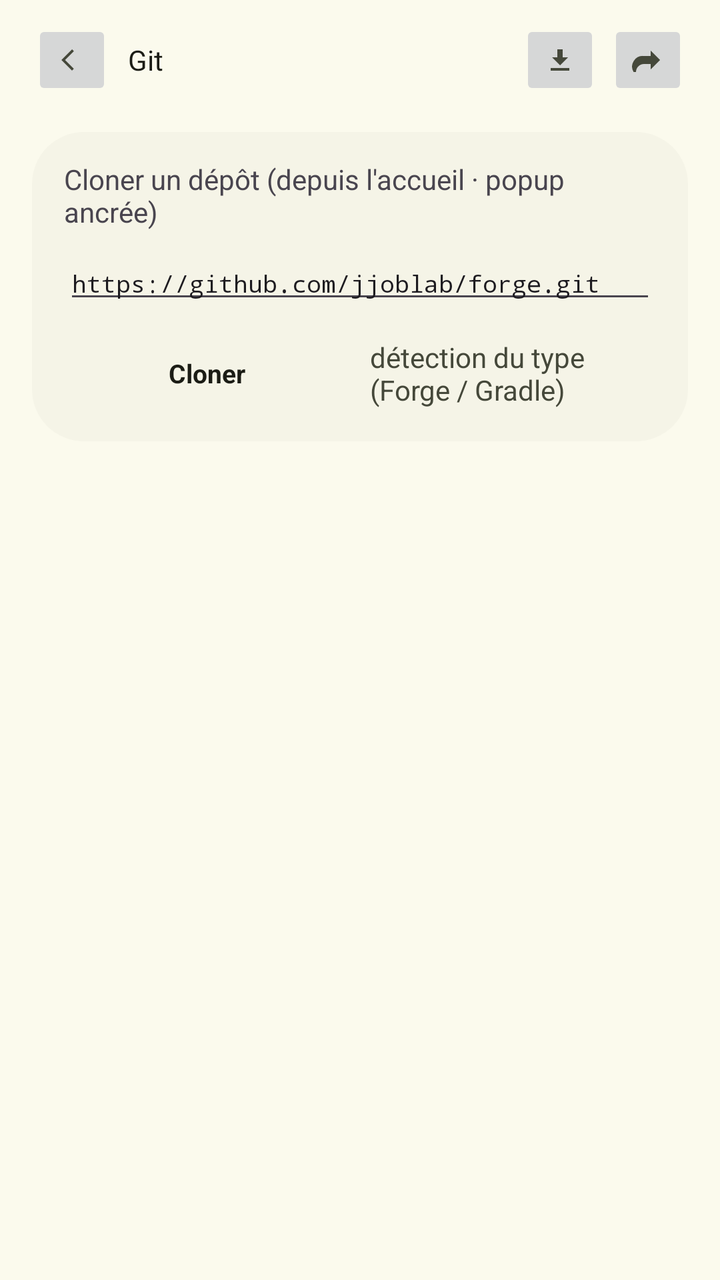
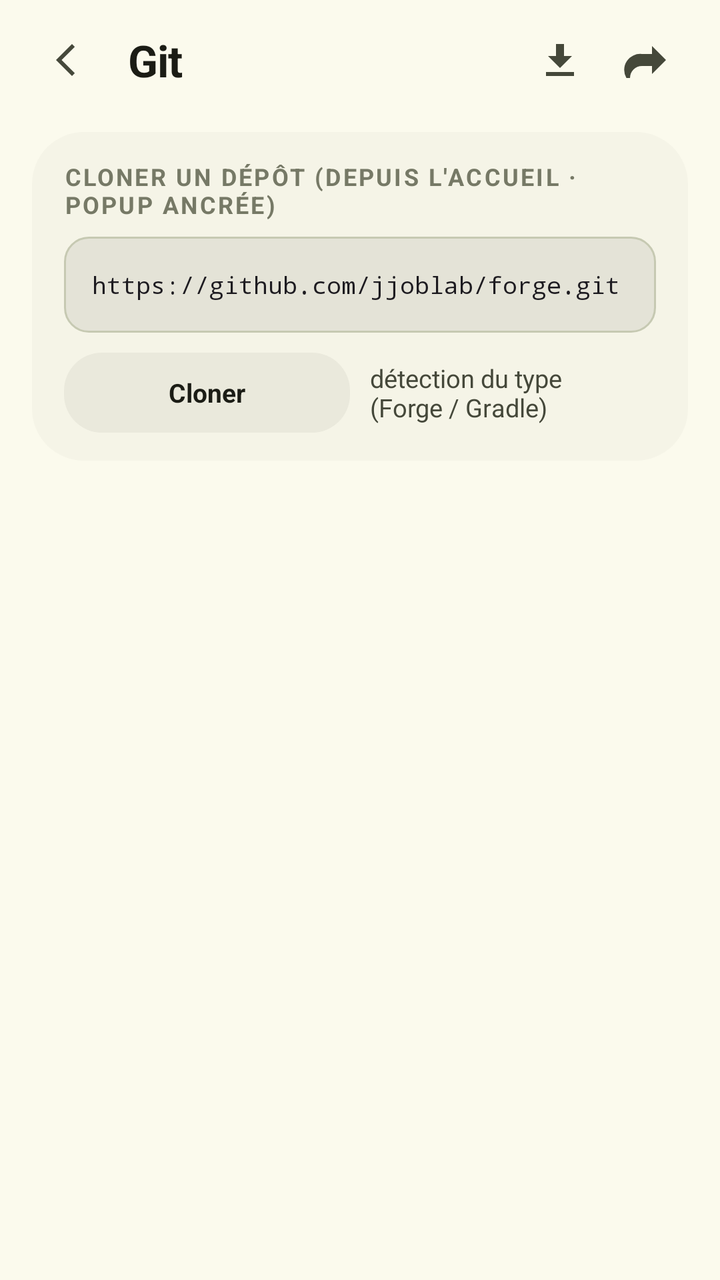

Screens rendered from an Android XML layout before and after an edit, with the pre-edit source and the edit as a unified diff.
<!-- AndroidManifest.xml: application theme Theme.JoIDE -->
<!-- res/layout/git_fragment.xml -->
<?xml version="1.0" encoding="utf-8"?>
<LinearLayout xmlns:android="http://schemas.android.com/apk/res/android"
    android:layout_width="match_parent"
    android:layout_height="match_parent"
    android:orientation="vertical"
    android:background="@color/fond">

    
    <LinearLayout
        android:layout_width="match_parent"
        android:layout_height="wrap_content"
        android:orientation="horizontal"
        android:gravity="center_vertical"
        android:background="@color/fond"
        android:paddingStart="16dp"
        android:paddingEnd="16dp"
        android:paddingTop="10dp"
        android:paddingBottom="10dp">

        <ImageButton
            android:id="@+id/git_back_button"
            style="IconBtn"
            android:layout_width="@dimen/iconbtn_cote"
            android:layout_height="@dimen/iconbtn_cote"
            android:layout_marginEnd="4dp"
            android:contentDescription="@string/commun_retour"
            android:scaleType="centerInside"
            android:src="@drawable/ic_back" />

        <TextView
            android:id="@+id/git_title_text"
            android:layout_width="0dp"
            android:layout_height="wrap_content"
            android:layout_weight="1"
            android:layout_marginStart="4dp"
            android:maxLines="1"
            android:ellipsize="end"
            android:text="@string/git_title"
            android:textColor="@color/sur"
            style="Txt.Xl" />

        <ImageButton
            android:id="@+id/git_pull_button"
            style="IconBtn"
            android:layout_width="@dimen/iconbtn_cote"
            android:layout_height="@dimen/iconbtn_cote"
            android:contentDescription="@string/git_pull"
            android:scaleType="centerInside"
            android:src="@drawable/ic_down" />

        <ImageButton
            android:id="@+id/git_push_button"
            style="IconBtn"
            android:layout_width="@dimen/iconbtn_cote"
            android:layout_height="@dimen/iconbtn_cote"
            android:layout_marginStart="4dp"
            android:contentDescription="@string/git_push"
            android:scaleType="centerInside"
            android:src="@drawable/ic_share" />
    </LinearLayout>

    <ScrollView
        android:layout_width="match_parent"
        android:layout_height="0dp"
        android:layout_weight="1"
        android:scrollbars="none">

        <LinearLayout
            android:layout_width="match_parent"
            android:layout_height="wrap_content"
            android:orientation="vertical"
            android:paddingStart="16dp"
            android:paddingEnd="16dp"
            android:paddingBottom="20dp">

            
            <LinearLayout
                android:id="@+id/git_missing_panel"
                android:layout_width="match_parent"
                android:layout_height="wrap_content"
                android:orientation="vertical"
                android:gravity="center"
                android:padding="36dp"
                android:visibility="gone">

                <TextView
                    android:layout_width="wrap_content"
                    android:layout_height="wrap_content"
                    android:text="@string/git_absent_titre"
                    android:textColor="@color/sur"
                    style="Txt.Sm" />

                <TextView
                    android:layout_width="wrap_content"
                    android:layout_height="wrap_content"
                    android:layout_marginTop="8dp"
                    android:gravity="center"
                    android:text="@string/git_absent_corps"
                    android:textColor="@color/sur_var"
                    style="Txt.BodyS" />
            </LinearLayout>

            
            <LinearLayout
                android:id="@+id/git_status_card"
                style="Carte"
                android:layout_width="match_parent"
                android:layout_height="wrap_content"
                android:layout_marginTop="6dp"
                android:orientation="vertical"
                android:padding="16dp"
                android:visibility="gone">

                <LinearLayout
                    android:layout_width="match_parent"
                    android:layout_height="wrap_content"
                    android:orientation="horizontal"
                    android:gravity="center_vertical">

                    <FrameLayout
                        android:layout_width="@dimen/pastille_cote"
                        android:layout_height="@dimen/pastille_cote"
                        android:background="@drawable/fond_pastille_sc2">

                        <ImageView
                            android:layout_width="18dp"
                            android:layout_height="18dp"
                            android:layout_gravity="center"
                            android:scaleType="centerInside"
                            android:src="@drawable/ic_code"
                            android:tint="@color/sur_sc2" />
                    </FrameLayout>

                    <LinearLayout
                        android:layout_width="0dp"
                        android:layout_height="wrap_content"
                        android:orientation="vertical"
                        android:layout_weight="1"
                        android:layout_marginStart="10dp">

                        <TextView
                            android:id="@+id/git_branch_text"
                            android:layout_width="wrap_content"
                            android:layout_height="wrap_content"
                            android:maxLines="1"
                            android:ellipsize="end"
                            android:text="@string/git_branch"
                            android:textColor="@color/sur"
                            style="Txt.Sm" />

                        <TextView
                            android:id="@+id/git_remote_text"
                            android:layout_width="wrap_content"
                            android:layout_height="wrap_content"
                            android:layout_marginTop="1dp"
                            android:maxLines="2"
                            android:ellipsize="end"
                            android:text="@string/git_remote"
                            android:textColor="@color/sur_var"
                            style="Txt.BodyS" />
                    </LinearLayout>

                    <TextView
                        android:id="@+id/git_ahead_behind_text"
                        style="Pill"
                        android:layout_width="wrap_content"
                        android:layout_height="@dimen/pill_hauteur"
                        android:background="@drawable/fond_pill_ok"
                        android:text="@string/git_ahead_behind"
                        android:textColor="@color/ok"
                        android:textSize="@dimen/txt_pill"
                        android:textStyle="bold" />
                </LinearLayout>

                
                <LinearLayout
                    android:layout_width="wrap_content"
                    android:layout_height="wrap_content"
                    android:orientation="horizontal"
                    android:layout_marginTop="12dp">

                    <TextView
                        android:id="@+id/git_count_modified"
                        style="Pill"
                        android:layout_width="wrap_content"
                        android:layout_height="@dimen/pill_hauteur"
                        android:background="@drawable/fond_pill_warn"
                        android:text="@string/git_modifies"
                        android:textColor="@color/alerte"
                        android:textSize="@dimen/txt_pill"
                        android:textStyle="bold" />

                    <TextView
                        android:id="@+id/git_count_added"
                        style="Pill"
                        android:layout_width="wrap_content"
                        android:layout_height="@dimen/pill_hauteur"
                        android:layout_marginStart="8dp"
                        android:background="@drawable/fond_pill_ok"
                        android:text="@string/git_nouveaux"
                        android:textColor="@color/ok"
                        android:textSize="@dimen/txt_pill"
                        android:textStyle="bold" />

                    <TextView
                        android:id="@+id/git_count_removed"
                        style="Pill"
                        android:layout_width="wrap_content"
                        android:layout_height="@dimen/pill_hauteur"
                        android:layout_marginStart="8dp"
                        android:background="@drawable/fond_pill_err"
                        android:text="@string/git_supprimes"
                        android:textColor="@color/erreur"
                        android:textSize="@dimen/txt_pill"
                        android:textStyle="bold" />
                </LinearLayout>
            </LinearLayout>

            
            <TextView
                android:id="@+id/git_changes_header"
                android:layout_width="wrap_content"
                android:layout_height="wrap_content"
                android:layout_marginTop="18dp"
                android:layout_marginBottom="8dp"
                android:text="@string/git_section_modifications"
                style="Txt.Eyebrow"
                android:visibility="gone" />

            
            <LinearLayout
                android:id="@+id/git_changes_card"
                style="Carte"
                android:layout_width="match_parent"
                android:layout_height="wrap_content"
                android:orientation="vertical"
                android:visibility="gone">

                <LinearLayout
                    android:id="@+id/git_files_list"
                    android:layout_width="match_parent"
                    android:layout_height="wrap_content"
                    android:orientation="vertical" />

                
                <LinearLayout
                    android:id="@+id/git_diff_block"
                    android:layout_width="match_parent"
                    android:layout_height="wrap_content"
                    android:orientation="vertical"
                    android:paddingStart="16dp"
                    android:paddingEnd="16dp"
                    android:paddingBottom="14dp" />
            </LinearLayout>

            <TextView
                android:id="@+id/git_clean_text"
                android:layout_width="wrap_content"
                android:layout_height="wrap_content"
                android:layout_marginTop="18dp"
                android:text="@string/git_rien_propre"
                android:textColor="@color/sur_var"
                style="Txt.BodyS"
                android:visibility="gone" />

            
            <TextView
                android:id="@+id/git_log_header"
                android:layout_width="wrap_content"
                android:layout_height="wrap_content"
                android:layout_marginTop="18dp"
                android:layout_marginBottom="8dp"
                android:text="@string/git_section_historique"
                style="Txt.Eyebrow"
                android:visibility="gone" />

            
            <LinearLayout
                android:id="@+id/git_log_card"
                style="Carte"
                android:layout_width="match_parent"
                android:layout_height="wrap_content"
                android:orientation="vertical"
                android:visibility="gone">

                <LinearLayout
                    android:id="@+id/git_log_list"
                    android:layout_width="match_parent"
                    android:layout_height="wrap_content"
                    android:orientation="vertical" />
            </LinearLayout>

            
            <LinearLayout
                android:id="@+id/git_commit_card"
                style="Carte"
                android:layout_width="match_parent"
                android:layout_height="wrap_content"
                android:layout_marginTop="14dp"
                android:orientation="vertical"
                android:padding="16dp"
                android:visibility="gone">

                <TextView
                    android:layout_width="wrap_content"
                    android:layout_height="wrap_content"
                    android:text="@string/git_commit_message_hint"
                    android:textColor="@color/sur"
                    style="Txt.Label" />

                <EditText
                    android:id="@+id/git_commit_message"
                    style="Champ"
                    android:layout_width="match_parent"
                    android:layout_height="wrap_content"
                    android:layout_marginTop="8dp"
                    android:inputType="textCapSentences|textMultiLine"
                    android:importantForAutofill="no"
                    android:hint="@string/git_commit_message_hint"
                    android:text="@string/git_commit_message_demo" />

                <LinearLayout
                    android:layout_width="match_parent"
                    android:layout_height="wrap_content"
                    android:orientation="horizontal"
                    android:layout_marginTop="14dp">

                    <TextView
                        android:id="@+id/git_stage_button"
                        style="Chip"
                        android:layout_width="0dp"
                        android:layout_height="44dp"
                        android:layout_weight="1"
                        android:gravity="center"
                        android:text="@string/git_stage_button"
                        android:textColor="@color/sur"
                        android:textSize="@dimen/chip_txt"
                        android:textStyle="bold" />

                    <TextView
                        android:id="@+id/git_commit_button"
                        style="Chip"
                        android:layout_width="0dp"
                        android:layout_height="44dp"
                        android:layout_weight="1"
                        android:layout_marginStart="10dp"
                        android:gravity="center"
                        android:background="@drawable/fond_chip_on"
                        android:text="@string/git_commit_button"
                        android:textColor="@color/sur_sc2"
                        android:textSize="@dimen/chip_txt"
                        android:textStyle="bold" />
                </LinearLayout>
            </LinearLayout>

            
            <LinearLayout
                android:id="@+id/git_clone_card"
                android:layout_width="match_parent"
                android:layout_height="wrap_content"
                android:layout_marginTop="6dp"
                android:orientation="vertical"
                android:background="@drawable/fond_carte_bas"
                android:paddingStart="16dp"
                android:paddingEnd="16dp"
                android:paddingTop="14dp"
                android:paddingBottom="14dp">

                <TextView
                    android:layout_width="wrap_content"
                    android:layout_height="wrap_content"
                    android:layout_marginBottom="8dp"
                    android:text="@string/git_clonage_section_titre"
                    style="Txt.Eyebrow" />

                <EditText
                    android:id="@+id/git_clone_url"
                    style="Champ"
                    android:layout_width="match_parent"
                    android:layout_height="wrap_content"
                    android:fontFamily="monospace"
                    android:textSize="12sp"
                    android:inputType="textUri"
                    android:importantForAutofill="no"
                    android:hint="@string/git_clonage_url_hint"
                    android:text="@string/git_clonage_url_hint" />

                <LinearLayout
                    android:layout_width="match_parent"
                    android:layout_height="wrap_content"
                    android:orientation="horizontal"
                    android:gravity="center_vertical"
                    android:layout_marginTop="10dp">

                    <TextView
                        android:id="@+id/git_clone_button"
                        style="Chip"
                        android:layout_width="0dp"
                        android:layout_height="40dp"
                        android:layout_weight="1"
                        android:gravity="center"
                        android:text="@string/git_clonage_button"
                        android:textColor="@color/sur"
                        android:textSize="@dimen/chip_txt"
                        android:textStyle="bold" />

                    <TextView
                        android:layout_width="0dp"
                        android:layout_height="wrap_content"
                        android:layout_weight="1"
                        android:layout_marginStart="10dp"
                        android:text="@string/git_clonage_detection"
                        android:textColor="@color/sur_var"
                        style="Txt.BodyS" />
                </LinearLayout>
            </LinearLayout>
        </LinearLayout>
    </ScrollView>
</LinearLayout>
<!-- resources referenced by this layout -->
<resources>
  <!-- unchanged entries left out for length: 67 -->
</resources>

<!-- the commit's change to res/layout/git_fragment.xml (unified diff, before → after) -->
@@ -19,7 +19,7 @@
 
         <ImageButton
             android:id="@+id/git_back_button"
-            style="IconBtn"
+            style="@style/IconBtn"
             android:layout_width="@dimen/iconbtn_cote"
             android:layout_height="@dimen/iconbtn_cote"
             android:layout_marginEnd="4dp"
@@ -37,11 +37,11 @@
             android:ellipsize="end"
             android:text="@string/git_title"
             android:textColor="@color/sur"
-            style="Txt.Xl" />
+            style="@style/Txt.Xl" />
 
         <ImageButton
             android:id="@+id/git_pull_button"
-            style="IconBtn"
+            style="@style/IconBtn"
             android:layout_width="@dimen/iconbtn_cote"
             android:layout_height="@dimen/iconbtn_cote"
             android:contentDescription="@string/git_pull"
@@ -50,7 +50,7 @@
 
         <ImageButton
             android:id="@+id/git_push_button"
-            style="IconBtn"
+            style="@style/IconBtn"
             android:layout_width="@dimen/iconbtn_cote"
             android:layout_height="@dimen/iconbtn_cote"
             android:layout_marginStart="4dp"
@@ -88,7 +88,7 @@
                     android:layout_height="wrap_content"
                     android:text="@string/git_absent_titre"
                     android:textColor="@color/sur"
-                    style="Txt.Sm" />
+                    style="@style/Txt.Sm" />
 
                 <TextView
                     android:layout_width="wrap_content"
@@ -97,13 +97,13 @@
                     android:gravity="center"
                     android:text="@string/git_absent_corps"
                     android:textColor="@color/sur_var"
-                    style="Txt.BodyS" />
+                    style="@style/Txt.BodyS" />
             </LinearLayout>
 
             
             <LinearLayout
                 android:id="@+id/git_status_card"
-                style="Carte"
+                style="@style/Carte"
                 android:layout_width="match_parent"
                 android:layout_height="wrap_content"
                 android:layout_marginTop="6dp"
@@ -146,7 +146,7 @@
                             android:ellipsize="end"
                             android:text="@string/git_branch"
                             android:textColor="@color/sur"
-                            style="Txt.Sm" />
+                            style="@style/Txt.Sm" />
 
                         <TextView
                             android:id="@+id/git_remote_text"
@@ -157,12 +157,12 @@
                             android:ellipsize="end"
                             android:text="@string/git_remote"
                             android:textColor="@color/sur_var"
-                            style="Txt.BodyS" />
+                            style="@style/Txt.BodyS" />
                     </LinearLayout>
 
                     <TextView
                         android:id="@+id/git_ahead_behind_text"
-                        style="Pill"
+                        style="@style/Pill"
                         android:layout_width="wrap_content"
                         android:layout_height="@dimen/pill_hauteur"
                         android:background="@drawable/fond_pill_ok"
@@ -181,7 +181,7 @@
 
                     <TextView
                         android:id="@+id/git_count_modified"
-                        style="Pill"
+                        style="@style/Pill"
                         android:layout_width="wrap_content"
                         android:layout_height="@dimen/pill_hauteur"
                         android:background="@drawable/fond_pill_warn"
@@ -192,7 +192,7 @@
 
                     <TextView
                         android:id="@+id/git_count_added"
-                        style="Pill"
+                        style="@style/Pill"
                         android:layout_width="wrap_content"
                         android:layout_height="@dimen/pill_hauteur"
                         android:layout_marginStart="8dp"
@@ -204,7 +204,7 @@
 
                     <TextView
                         android:id="@+id/git_count_removed"
-                        style="Pill"
+                        style="@style/Pill"
                         android:layout_width="wrap_content"
                         android:layout_height="@dimen/pill_hauteur"
                         android:layout_marginStart="8dp"
@@ -224,13 +224,13 @@
                 android:layout_marginTop="18dp"
                 android:layout_marginBottom="8dp"
                 android:text="@string/git_section_modifications"
-                style="Txt.Eyebrow"
+                style="@style/Txt.Eyebrow"
                 android:visibility="gone" />
 
             
             <LinearLayout
                 android:id="@+id/git_changes_card"
-                style="Carte"
+                style="@style/Carte"
                 android:layout_width="match_parent"
                 android:layout_height="wrap_content"
                 android:orientation="vertical"
@@ -260,7 +260,7 @@
                 android:layout_marginTop="18dp"
                 android:text="@string/git_rien_propre"
                 android:textColor="@color/sur_var"
-                style="Txt.BodyS"
+                style="@style/Txt.BodyS"
                 android:visibility="gone" />
 
             
@@ -271,13 +271,13 @@
                 android:layout_marginTop="18dp"
                 android:layout_marginBottom="8dp"
                 android:text="@string/git_section_historique"
-                style="Txt.Eyebrow"
+                style="@style/Txt.Eyebrow"
                 android:visibility="gone" />
 
             
             <LinearLayout
                 android:id="@+id/git_log_card"
-                style="Carte"
+                style="@style/Carte"
                 android:layout_width="match_parent"
                 android:layout_height="wrap_content"
                 android:orientation="vertical"
@@ -293,7 +293,7 @@
             
             <LinearLayout
                 android:id="@+id/git_commit_card"
-                style="Carte"
+                style="@style/Carte"
                 android:layout_width="match_parent"
                 android:layout_height="wrap_content"
                 android:layout_marginTop="14dp"
@@ -306,11 +306,11 @@
                     android:layout_height="wrap_content"
                     android:text="@string/git_commit_message_hint"
                     android:textColor="@color/sur"
-                    style="Txt.Label" />
+                    style="@style/Txt.Label" />
 
                 <EditText
                     android:id="@+id/git_commit_message"
-                    style="Champ"
+                    style="@style/Champ"
                     android:layout_width="match_parent"
                     android:layout_height="wrap_content"
                     android:layout_marginTop="8dp"
@@ -327,7 +327,7 @@
 
                     <TextView
                         android:id="@+id/git_stage_button"
-                        style="Chip"
+                        style="@style/Chip"
                         android:layout_width="0dp"
                         android:layout_height="44dp"
                         android:layout_weight="1"
@@ -339,7 +339,7 @@
 
                     <TextView
                         android:id="@+id/git_commit_button"
-                        style="Chip"
+                        style="@style/Chip"
                         android:layout_width="0dp"
                         android:layout_height="44dp"
                         android:layout_weight="1"
@@ -371,11 +371,11 @@
                     android:layout_height="wrap_content"
                     android:layout_marginBottom="8dp"
                     android:text="@string/git_clonage_section_titre"
-                    style="Txt.Eyebrow" />
+                    style="@style/Txt.Eyebrow" />
 
                 <EditText
                     android:id="@+id/git_clone_url"
-                    style="Champ"
+                    style="@style/Champ"
                     android:layout_width="match_parent"
                     android:layout_height="wrap_content"
                     android:fontFamily="monospace"
@@ -394,7 +394,7 @@
 
                     <TextView
                         android:id="@+id/git_clone_button"
-                        style="Chip"
+                        style="@style/Chip"
                         android:layout_width="0dp"
                         android:layout_height="40dp"
                         android:layout_weight="1"
@@ -411,7 +411,7 @@
                         android:layout_marginStart="10dp"
                         android:text="@string/git_clonage_detection"
                         android:textColor="@color/sur_var"
-                        style="Txt.BodyS" />
+                        style="@style/Txt.BodyS" />
                 </LinearLayout>
             </LinearLayout>
         </LinearLayout>
<!-- resource entries referenced after the edit -->
@@ -1,5 +1,97 @@
 <!-- resources referenced by this layout -->
 <resources>
+  <style name="Carte" parent="">
+          <item name="android:background">@drawable/fond_carte</item>
+      </style>
+  <style name="Champ" parent="">
+          <item name="android:background">@drawable/fond_field</item>
+          <item name="android:minHeight">48dp</item>
+          <item name="android:paddingStart">@dimen/field_padding_h</item>
+          <item name="android:paddingEnd">@dimen/field_padding_h</item>
+          <item name="android:paddingTop">@dimen/field_padding_v</item>
+          <item name="android:paddingBottom">@dimen/field_padding_v</item>
+          <item name="android:gravity">center_vertical</item>
+      </style>
+  <style name="Chip" parent="">
+          <item name="android:background">@drawable/fond_chip</item>
+          <item name="android:minHeight">@dimen/chip_hauteur</item>
+          <item name="android:paddingStart">@dimen/chip_padding_h</item>
+          <item name="android:paddingEnd">@dimen/chip_padding_h</item>
+          <item name="android:gravity">center_vertical</item>
+      </style>
+  <style name="IconBtn" parent="">
+          <item name="android:background">@drawable/fond_iconbtn</item>
+      </style>
+  <style name="Pill" parent="">
+          <item name="android:minHeight">@dimen/pill_hauteur</item>
+          <item name="android:paddingStart">@dimen/pill_padding_h</item>
+          <item name="android:paddingEnd">@dimen/pill_padding_h</item>
+          <item name="android:gravity">center_vertical</item>
+      </style>
+  <style name="Txt.BodyS" parent="">
+          <item name="android:textSize">@dimen/txt_body_s</item>
+          <item name="android:textColor">?attr/colorOnSurfaceVariant</item>
+      </style>
+  <style name="Txt.Eyebrow" parent="">
+          <item name="android:textSize">@dimen/txt_eyebrow</item>
+          <item name="android:textStyle">bold</item>
+          <item name="android:textAllCaps">true</item>
+          <item name="android:letterSpacing">0.09</item>
+          <item name="android:textColor">@color/contour</item>
+      </style>
+  <style name="Txt.Label" parent="">
+          <item name="android:textSize">@dimen/txt_label</item>
+          <item name="android:textStyle">bold</item>
+      </style>
+  <style name="Txt.Sm" parent="">
+          <item name="android:textSize">@dimen/txt_sm</item>
+          <item name="android:textStyle">bold</item>
+      </style>
+  <style name="Txt.Xl" parent="">
+          <item name="android:textSize">@dimen/txt_xl</item>
+          <item name="android:textStyle">bold</item>
+          <item name="android:letterSpacing">-0.014</item>
+      </style>
+  <!-- drawable fond_carte (drawable) -->
+  <?xml version="1.0" encoding="utf-8"?>
+  <shape xmlns:android="http://schemas.android.com/apk/res/android">
+      <solid android:color="@color/sc" />
+      <corners android:radius="26dp" />
+  </shape>
+  <!-- drawable fond_field (drawable) -->
+  <?xml version="1.0" encoding="utf-8"?>
+  <shape xmlns:android="http://schemas.android.com/apk/res/android"
+      android:shape="rectangle">
+      <solid android:color="@color/sc_highest" />
+      <stroke android:width="1dp" android:color="@color/contour_var" />
+      <corners android:radius="12dp" />
+  </shape>
+  <dimen name="field_padding_h">14dp</dimen>
+  <dimen name="field_padding_v">13dp</dimen>
+  <!-- drawable fond_chip (drawable) -->
+  <?xml version="1.0" encoding="utf-8"?>
+  <shape xmlns:android="http://schemas.android.com/apk/res/android">
+      <solid android:color="@color/sc_high" />
+      <corners android:radius="19dp" />
+  </shape>
+  <dimen name="chip_hauteur">38dp</dimen>
+  <dimen name="chip_padding_h">15dp</dimen>
+  <!-- drawable fond_iconbtn (drawable) -->
+  <?xml version="1.0" encoding="utf-8"?>
+  <selector xmlns:android="http://schemas.android.com/apk/res/android">
+      <item android:state_pressed="true">
+          <shape><solid android:color="#1B1C1510" /><corners android:radius="20dp" /></shape>
+      </item>
+      <item>
+          <shape><solid android:color="#00000000" /><corners android:radius="20dp" /></shape>
+      </item>
+  </selector>
+  <dimen name="pill_padding_h">12dp</dimen>
+  <dimen name="txt_body_s">12.5sp</dimen>
+  <dimen name="txt_eyebrow">12sp</dimen>
+  <dimen name="txt_label">14sp</dimen>
+  <dimen name="txt_sm">15sp</dimen>
+  <dimen name="txt_xl">22sp</dimen>
   <!-- unchanged entries left out for length: 67 -->
 </resources>
 
